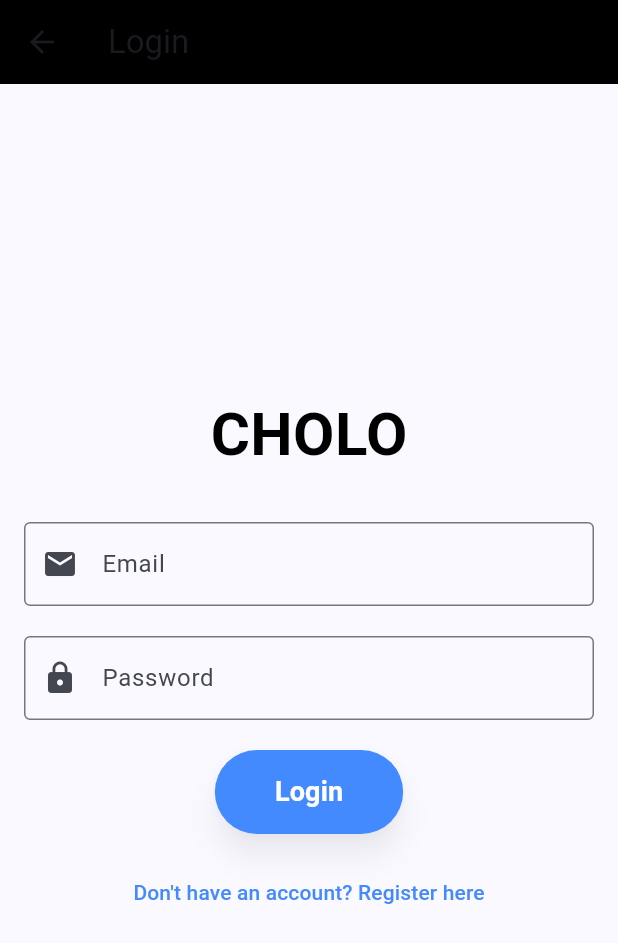
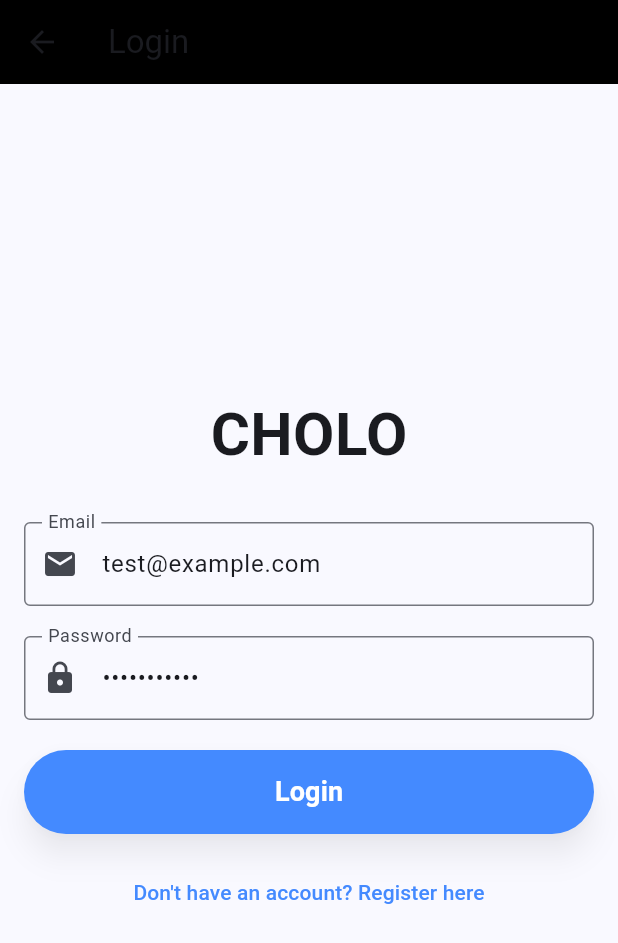
Before and after one commit to tanmoykdas/CHOLO, a Flutter app: the LoginScreen screen opened by its route, on a phone screen of 412 x 824 dp. Shown: the top 943 px of the screen. Run offline on Flutter 3.47's test engine with Material 3 defaults, Android fonts, the phone set to English and light mode, and no system bars; our stand-ins replace firebase_core, flutter_local_notifications; accounts and stored records are empty.

Commit message:
onek kaj baki vul val hoye geche

```diff
--- a/lib/screens/login_screen.dart
+++ b/lib/screens/login_screen.dart
@@ -1,4 +1,5 @@
 import 'package:flutter/material.dart';
+import 'package:cholo/services/auth_service.dart';
 
 class LoginScreen extends StatefulWidget {
   @override
@@ -6,96 +7,116 @@ class LoginScreen extends StatefulWidget {
 }
 
 class _LoginScreenState extends State<LoginScreen> {
-  final _emailController = TextEditingController();
-  final _passwordController = TextEditingController();
+  final _emailController = TextEditingController(text: 'test@example.com');
+  final _passwordController = TextEditingController(text: 'password123');
+  final _formKey = GlobalKey<FormState>();
+  final _auth = AuthService();
+  bool _loading = false;
+  String? _error;
 
-  // Function to handle login
-  void _login() {
-    final email = _emailController.text;
-    final password = _passwordController.text;
+  @override
+  void dispose() {
+    _emailController.dispose();
+    _passwordController.dispose();
+    super.dispose();
+  }
 
-    // You can add authentication logic here (e.g., Firebase, etc.)
-    print('Email: $email');
-    print('Password: $password');
-
-    // After login logic, navigate to the home screen or other screen
+  Future<void> _login() async {
+    FocusScope.of(context).unfocus();
+    if (!(_formKey.currentState?.validate() ?? false)) return;
+    setState(() { _loading = true; _error = null; });
+    final String res = await _auth.login(_emailController.text.trim(), _passwordController.text);
+    if (!mounted) return;
+    setState(() { _loading = false; });
+    if (res == 'Login Successful') {
+      ScaffoldMessenger.of(context).showSnackBar(SnackBar(content: Text(res)));
+      // Navigate to a post-login screen (profile). Use replacement to avoid returning to login.
+      Future.delayed(const Duration(milliseconds: 250), () {
+        if (!mounted) return;
+        Navigator.of(context).pushReplacementNamed('/profile');
+      });
+    } else {
+      setState(() { _error = res; });
+    }
   }
 
   @override
   Widget build(BuildContext context) {
     return Scaffold(
-      appBar: AppBar(
-        title: Text('Login'),
-        backgroundColor: Colors.black,  // Customize the app bar color
-      ),
+      appBar: AppBar(title: const Text('Login'), backgroundColor: Colors.black),
       body: Padding(
         padding: const EdgeInsets.all(16.0),
         child: Center(
+          child: SingleChildScrollView(
+            child: Form(
+              key: _formKey,
               child: Column(
                 mainAxisAlignment: MainAxisAlignment.center,
-            children: <Widget>[
-              // App Name in the Login Screen
-              Text(
-                'CHOLO',
-                style: TextStyle(
-                  fontSize: 40,
-                  fontWeight: FontWeight.bold,
-                  color: Colors.black,
-                ),
-              ),
-              SizedBox(height: 30),
-              // Email Field
-              TextField(
+                children: [
+                  const Text('CHOLO', style: TextStyle(fontSize: 40, fontWeight: FontWeight.bold)),
+                  const SizedBox(height: 30),
+                  TextFormField(
                     controller: _emailController,
-                decoration: InputDecoration(
+                    decoration: const InputDecoration(
                       labelText: 'Email',
                       border: OutlineInputBorder(),
                       prefixIcon: Icon(Icons.email),
                     ),
                     keyboardType: TextInputType.emailAddress,
+                    validator: (v) {
+                      if (v == null || v.trim().isEmpty) return 'Enter email';
+                      if (!v.contains('@')) return 'Invalid email';
+                      return null;
+                    },
                   ),
-              SizedBox(height: 20),
-              // Password Field
-              TextField(
+                  const SizedBox(height: 20),
+                  TextFormField(
                     controller: _passwordController,
-                decoration: InputDecoration(
+                    decoration: const InputDecoration(
                       labelText: 'Password',
                       border: OutlineInputBorder(),
                       prefixIcon: Icon(Icons.lock),
                     ),
                     obscureText: true,
+                    validator: (v) {
+                      if (v == null || v.isEmpty) return 'Enter password';
+                      if (v.length < 6) return 'Min 6 characters';
+                      return null;
+                    },
                   ),
-              SizedBox(height: 20),
-              // Login Button
-              ElevatedButton(
-                onPressed: _login,
+                  if (_error != null) ...[
+                    const SizedBox(height: 12),
+                    Text(_error!, style: const TextStyle(color: Colors.red)),
+                  ],
+                  const SizedBox(height: 20),
+                  SizedBox(
+                    width: double.infinity,
+                    child: ElevatedButton(
+                      onPressed: _loading ? null : _login,
                       style: ElevatedButton.styleFrom(
                         foregroundColor: Colors.white, backgroundColor: Colors.blueAccent,
-                  shape: RoundedRectangleBorder(
-                    borderRadius: BorderRadius.circular(30.0),
-                  ),
-                  padding: EdgeInsets.symmetric(horizontal: 40, vertical: 15),
+                        shape: RoundedRectangleBorder(borderRadius: BorderRadius.circular(30.0)),
+                        padding: const EdgeInsets.symmetric(horizontal: 40, vertical: 15),
                         shadowColor: Colors.black.withOpacity(0.3),
                         elevation: 8,
                       ),
-                child: Text(
-                  'Login',
-                  style: TextStyle(fontSize: 18, fontWeight: FontWeight.bold),
+                      child: _loading
+                          ? const SizedBox(
+                              width: 22,
+                              height: 22,
+                              child: CircularProgressIndicator(strokeWidth: 2.5, valueColor: AlwaysStoppedAnimation<Color>(Colors.white)),
+                            )
+                          : const Text('Login', style: TextStyle(fontSize: 18, fontWeight: FontWeight.bold)),
                     ),
                   ),
-              SizedBox(height: 15),
-              // Registration Button (Navigate to Registration Screen)
+                  const SizedBox(height: 15),
                   TextButton(
-                onPressed: () {
-                  // Navigate to registration screen (if needed)
-                  print('Navigate to Registration');
-                },
-                child: Text(
-                  'Don\'t have an account? Register here',
-                  style: TextStyle(color: Colors.blueAccent),
+                    onPressed: _loading ? null : () { /* navigate to register if implemented */ },
+                    child: const Text("Don't have an account? Register here", style: TextStyle(color: Colors.blueAccent)),
+                  ),
+                ],
               ),
             ),
-            ],
           ),
         ),
       ),
--- a/lib/services/booking_service.dart
+++ b/lib/services/booking_service.dart
@@ -1,10 +1,10 @@
 import 'package:cholo/models/booking_model.dart';
 import 'package:cholo/models/ride_model.dart';
 
-/// In-memory booking service. Replace with persistent storage later.
+/// In-memory booking service (no backend).
 class BookingService {
   final List<Booking> _bookings = [];
-  final Map<String, Ride> _ridesById = {}; // track rides for seat restoration
+  final Map<String, Ride> _ridesById = {};
 
   Future<String> bookRide(String riderId, Ride ride, int seatsBooked) async {
     try {
```
Also changed, not shown: lib/services/auth_service.dart (+14 -11 lines), lib/services/local_ride_service.dart (added, +29 -0 lines), lib/services/ride_service.dart (+2 -7 lines), lib/firebase_options.dart (added), 2 other files. Lines whose indentation alone changed are shown as unchanged.
